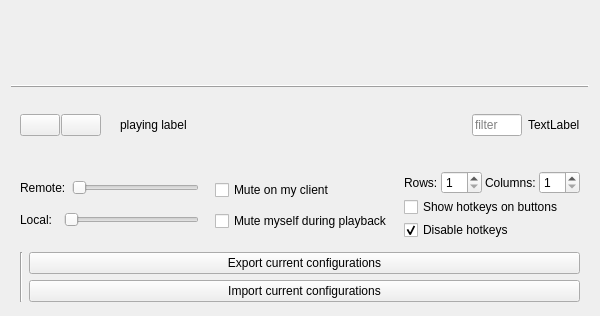
Old version of the form src/config_qt.ui in the repository MGraefe/RP-Soundboard.
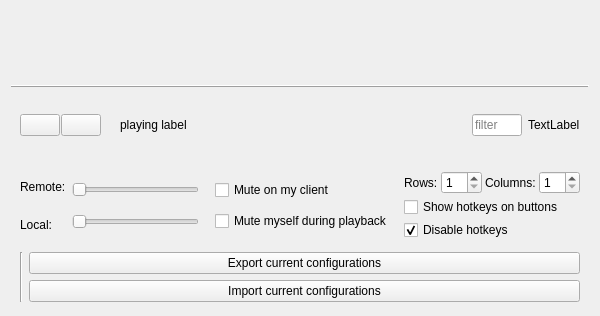
New version of the form. Icons and pictures are not drawn.

What changed in the file:
```diff
--- a/src/config_qt.ui
+++ b/src/config_qt.ui
@@ -182,9 +182,9 @@
     <widget class="QWidget" name="settingsWidget" native="true">
      <layout class="QHBoxLayout" name="horizontalLayout_5">
       <item>
-       <layout class="QVBoxLayout" name="verticalLayout_3">
+       <layout class="QHBoxLayout" name="horizontalLayout">
         <item>
-         <layout class="QHBoxLayout" name="horizontalLayout_6">
+         <layout class="QVBoxLayout" name="verticalLayout_6">
           <item>
            <widget class="QLabel" name="label">
             <property name="text">
@@ -193,6 +193,17 @@
            </widget>
           </item>
           <item>
+           <widget class="QLabel" name="label_5">
+            <property name="text">
+             <string>Local:</string>
+            </property>
+           </widget>
+          </item>
+         </layout>
+        </item>
+        <item>
+         <layout class="QVBoxLayout" name="verticalLayout_3">
+          <item>
            <widget class="QSlider" name="sl_volume">
             <property name="maximum">
              <number>100</number>
@@ -210,33 +221,6 @@
              <number>0</number>
             </property>
            </widget>
-          </item>
-         </layout>
-        </item>
-        <item>
-         <layout class="QHBoxLayout" name="horizontalLayout">
-          <item>
-           <widget class="QLabel" name="label_5">
-            <property name="text">
-             <string>Local:</string>
-            </property>
-           </widget>
-          </item>
-          <item>
-           <spacer name="horizontalSpacer">
-            <property name="orientation">
-             <enum>Qt::Horizontal</enum>
-            </property>
-            <property name="sizeType">
-             <enum>QSizePolicy::Minimum</enum>
-            </property>
-            <property name="sizeHint" stdset="0">
-             <size>
-              <width>6</width>
-              <height>20</height>
-             </size>
-            </property>
-           </spacer>
           </item>
           <item>
            <widget class="QSlider" name="sr_volume">
```
